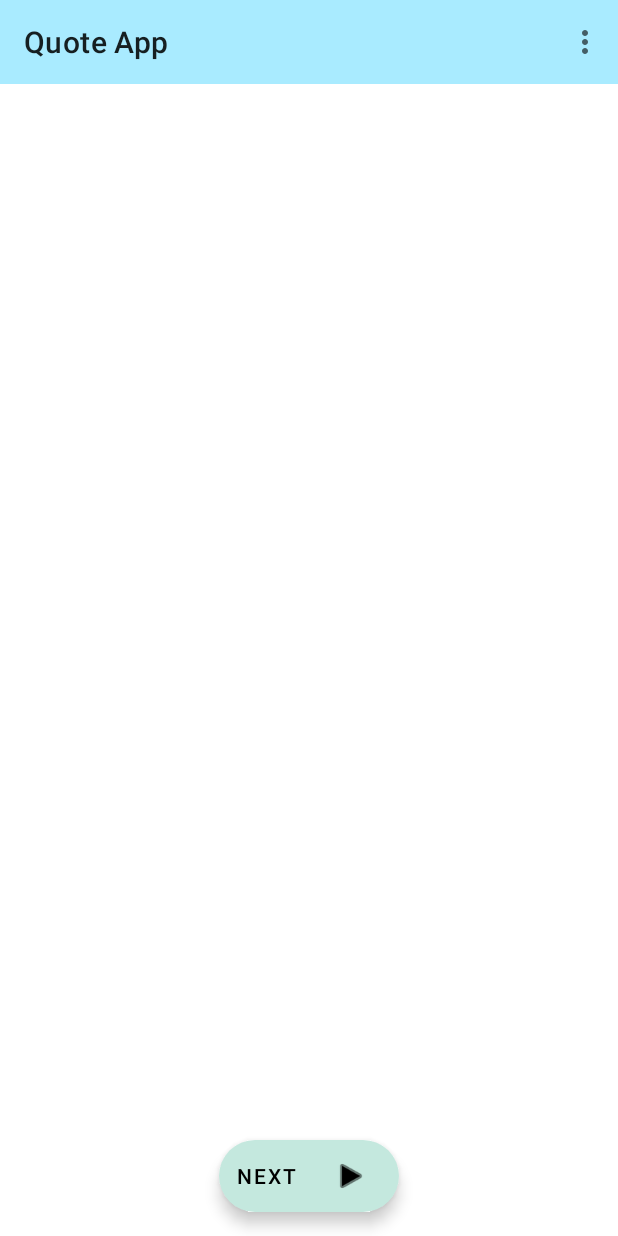
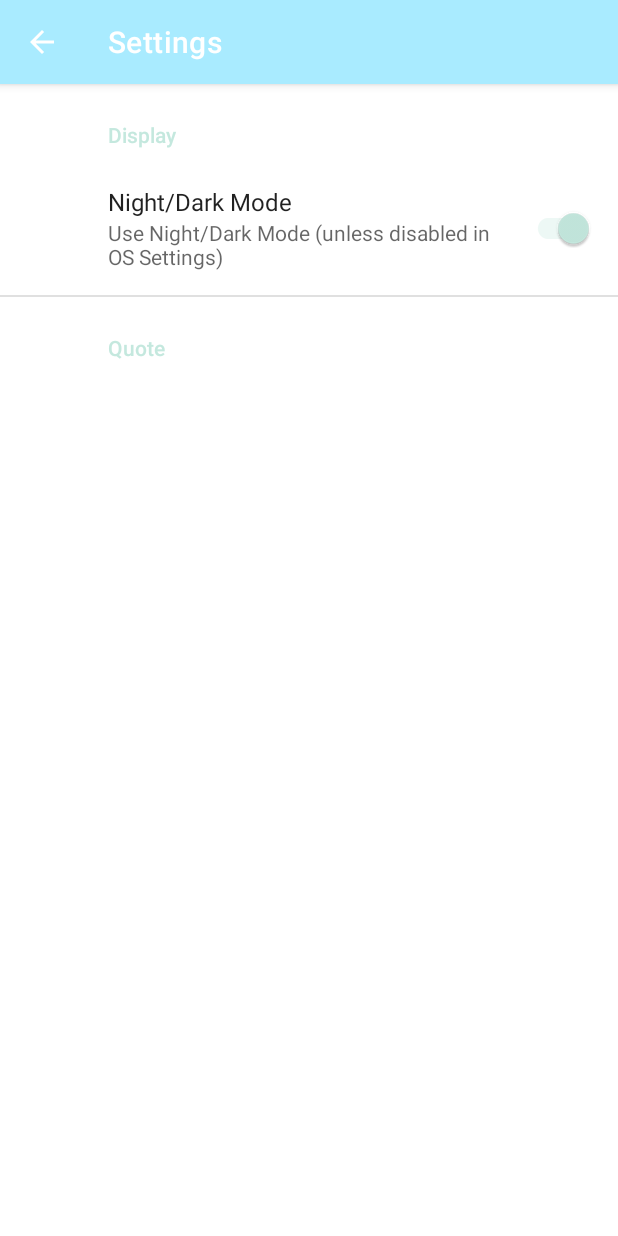
Before and after one commit to SaraOrlian/QuoteApp, an Android app: the screen it shows after launch (MainActivity before the commit, SettingsActivity after it), in the options menu, after a tap on "Settings", on a phone screen of 412 x 824 dp. Run offline under Robolectric (Android 15) with nearby library versions, the phone set to English and light mode, and no system bars; our stand-ins replace androidx.preference.

Commit message:
beginnings of settings/preferences

```diff
--- a/app/build.gradle
+++ b/app/build.gradle
@@ -36,6 +36,7 @@ dependencies {
     implementation 'androidx.navigation:navigation-fragment:2.3.1'
     implementation 'androidx.navigation:navigation-ui:2.3.1'
     implementation 'com.google.code.gson:gson:2.8.6'
+    implementation 'androidx.preference:preference:1.1.1'
     testImplementation 'junit:junit:4.+'
     androidTestImplementation 'androidx.test.ext:junit:1.1.2'
     androidTestImplementation 'androidx.test.espresso:espresso-core:3.3.0'
--- a/app/src/main/AndroidManifest.xml
+++ b/app/src/main/AndroidManifest.xml
@@ -12,6 +12,9 @@
         android:supportsRtl="true"
         android:theme="@style/Theme.QuoteApp" >
         <activity
+            android:name="SettingsActivity"
+            android:label="@string/title_activity_settings"></activity>
+        <activity
             android:name=".MainActivity"
             android:label="@string/app_name"
             android:theme="@style/Theme.QuoteApp.NoActionBar" >
--- a/app/src/main/java/com/example/quote_app/MainActivity.java
+++ b/app/src/main/java/com/example/quote_app/MainActivity.java
@@ -1,5 +1,6 @@
 package com.example.quote_app;
 
+import android.content.Intent;
 import android.os.Bundle;
 import android.view.Menu;
 import android.view.MenuItem;
@@ -78,5 +79,7 @@ public class MainActivity extends AppCompatActivity {
     }
 
     private void showSettings() {
+        Intent intent = new Intent(getApplicationContext(), SettingsActivity.class);
+        startActivityForResult(intent, 1);
     }
 }
--- /dev/null
+++ b/app/src/main/java/com/example/quote_app/SettingsActivity.java
@@ -0,0 +1,69 @@
+package com.example.quote_app;
+
+import android.os.Bundle;
+import android.view.MenuItem;
+
+import androidx.annotation.NonNull;
+import androidx.appcompat.app.ActionBar;
+import androidx.appcompat.app.AppCompatActivity;
+import androidx.preference.Preference;
+import androidx.preference.PreferenceFragmentCompat;
+
+import com.example.quote_app.lib.Utils;
+
+public class SettingsActivity extends AppCompatActivity {
+
+    @Override
+    protected void onCreate(Bundle savedInstanceState) {
+        super.onCreate(savedInstanceState);
+        setContentView(R.layout.settings_activity);
+        attachFragment(savedInstanceState);
+        setupActionBar();
+    }
+
+    private void attachFragment(Bundle savedInstanceState) {
+        if (savedInstanceState == null) {
+            getSupportFragmentManager()
+                    .beginTransaction()
+                    .replace(R.id.settings, new SettingsFragment())
+                    .commit();
+        }
+    }
+
+    private void setupActionBar() {
+        ActionBar actionBar = getSupportActionBar();
+        if (actionBar != null) {
+            actionBar.setDisplayHomeAsUpEnabled(true);
+        }
+    }
+
+    @Override
+    public boolean onOptionsItemSelected(@NonNull MenuItem item) {
+        if (item.getItemId() == android.R.id.home) {
+            onBackPressed();
+            return true;
+        } else {
+            return super.onOptionsItemSelected(item);
+        }
+    }
+
+    public static class SettingsFragment extends PreferenceFragmentCompat {
+        @Override
+        public void onCreatePreferences(Bundle savedInstanceState, String rootKey) {
+            setPreferencesFromResource(R.xml.root_preferences, rootKey);
+
+            setNightModePreferenceListener();
+        }
+
+        private void setNightModePreferenceListener() {
+            Preference nightModePreference = findPreference(getString(R.string.night_mode_key));
+            if (nightModePreference != null) {
+                nightModePreference.setOnPreferenceChangeListener((preference, newValue) -> {
+                    Boolean newBooleanValue = (Boolean) newValue;
+                    Utils.setNightModeOnOrOff(newBooleanValue);
+                    return true;
+                });
+            }
+        }
+    }
+}
--- /dev/null
+++ b/app/src/main/res/layout/settings_activity.xml
@@ -0,0 +1,9 @@
+<LinearLayout xmlns:android="http://schemas.android.com/apk/res/android"
+    android:layout_width="match_parent"
+    android:layout_height="match_parent">
+
+    <FrameLayout
+        android:id="@+id/settings"
+        android:layout_width="match_parent"
+        android:layout_height="match_parent" />
+</LinearLayout>
--- a/app/src/main/res/values/strings.xml
+++ b/app/src/main/res/values/strings.xml
@@ -4,4 +4,15 @@
     <string name="next">Next</string>
     <string name="welcome">Welcome to the Quote App!</string>
     <string name="action_about">About</string>
+    <!-- Preference Titles -->
+    <string name="display_header">Display</string>
+    <string name="quote_header">Quote</string>
+    <!-- Preferences -->
+    <string name="night_mode_key">Night Mode</string>
+    <string name="night_mode_title">Night/Dark Mode</string>
+    <string name="night_mode_off">Never use Night/Dark Mode</string>
+    <string name="night_mode_on">Use Night/Dark Mode (unless disabled in OS Settings)</string>
+    <string name="fab">FAB</string>
+    <string name="title_activity_settings">Settings</string>
+
 </resources>
--- /dev/null
+++ b/app/src/main/res/xml/root_preferences.xml
@@ -0,0 +1,16 @@
+<PreferenceScreen xmlns:app="http://schemas.android.com/apk/res-auto">
+
+    <PreferenceCategory app:title="@string/display_header">
+        <SwitchPreferenceCompat
+            app:defaultValue="true"
+            app:key="@string/night_mode_key"
+            app:summaryOff="@string/night_mode_off"
+            app:summaryOn="@string/night_mode_on"
+            app:title="@string/night_mode_title" />
+    </PreferenceCategory>
+    <PreferenceCategory app:title="@string/quote_header">
+
+    </PreferenceCategory>
+
+
+</PreferenceScreen>
```
